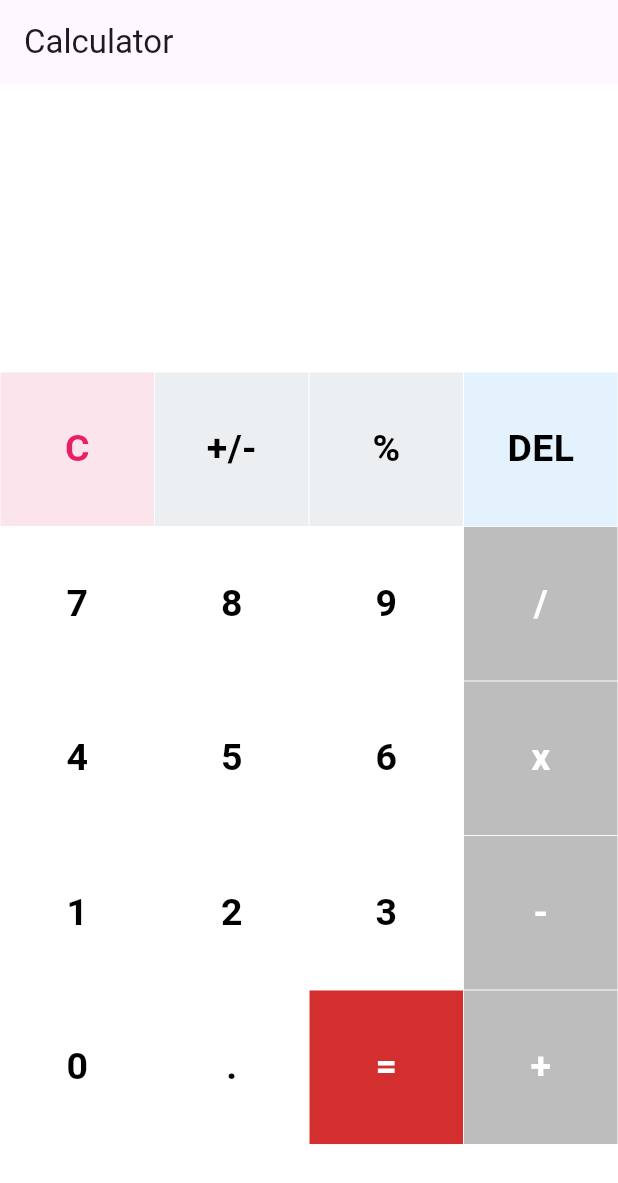
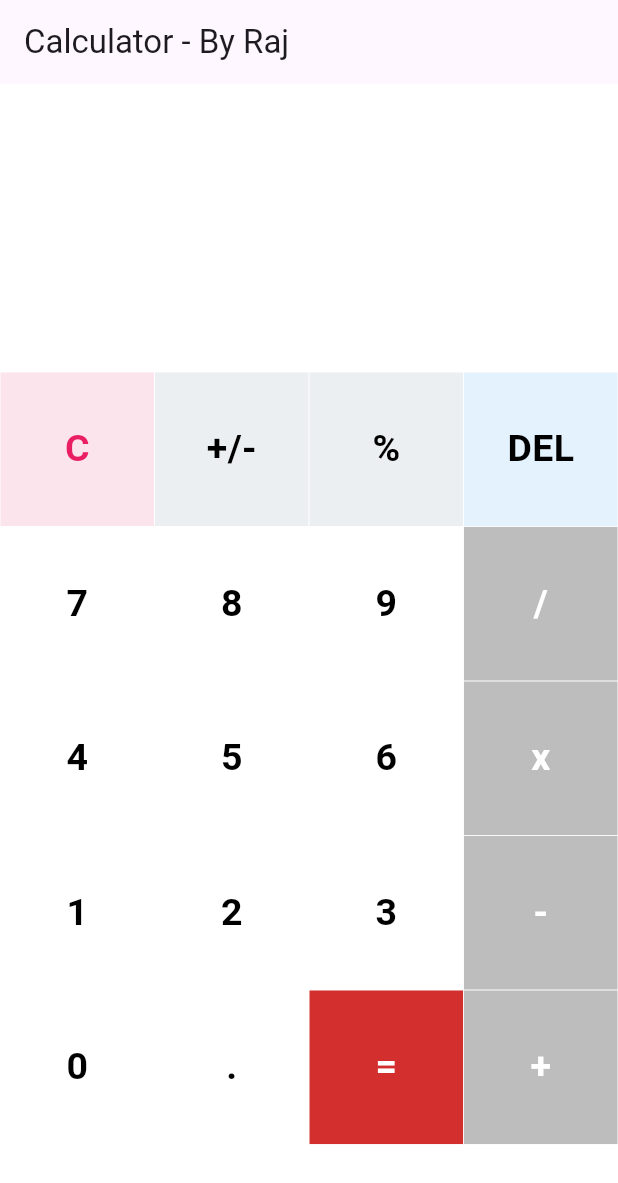
Before and after one commit to TheRaj71/Calculator_application, a Flutter app: the screen it shows after launch, after a tap on an icon or button, on a phone screen of 412 x 824 dp. Shown: the top 1183 px of the screen. Run offline on Flutter 3.47's test engine with Material 3 defaults, Android fonts, the phone set to English and light mode, and no system bars; our stand-ins replace math_expressions.

Commit message:
version1.1

```diff
--- a/lib/main.dart
+++ b/lib/main.dart
@@ -3,11 +3,11 @@ import 'buttons.dart';
 import 'package:math_expressions/math_expressions.dart';
 
 void main() {
-runApp(MyApp());
+runApp(Calculate());
 }
 // Entry point of the app, runs the MyApp widget (basic)
 
-class MyApp extends StatelessWidget {
+class Calculate extends StatelessWidget {
 @override
 Widget build(BuildContext context) {
 	return MaterialApp(
@@ -54,7 +54,7 @@ final List<String> buttons = [
 Widget build(BuildContext context) {
 	return Scaffold(
 	appBar: new AppBar(
-		title: new Text("Calculator"),
+		title: new Text("Calculator - By Raj"),
 	), //AppBar
 	backgroundColor: Colors.white38,
 	body: Column(
@@ -207,5 +207,8 @@ answer = eval.toString(); // Stores the evaluated expression result as a string
 
 }
 }
+final String footerText = "Made by The_Raj";
+
+
 // Made by The_Raj with the help of groq,utube,online artricles
 //designing was tough since i'm not familiar with flutter till since 14 june 2024
--- a/pubspec.yaml
+++ b/pubspec.yaml
@@ -1,4 +1,5 @@
-name: myapp
+name: calculator
+//author: The_Raj
 description: "A new Flutter calculator project - by Raj."
 # The following line prevents the package from being accidentally published to
 # pub.dev using `flutter pub publish`. This is preferred for private packages.
```
Also changed, not shown: 1 other file.
